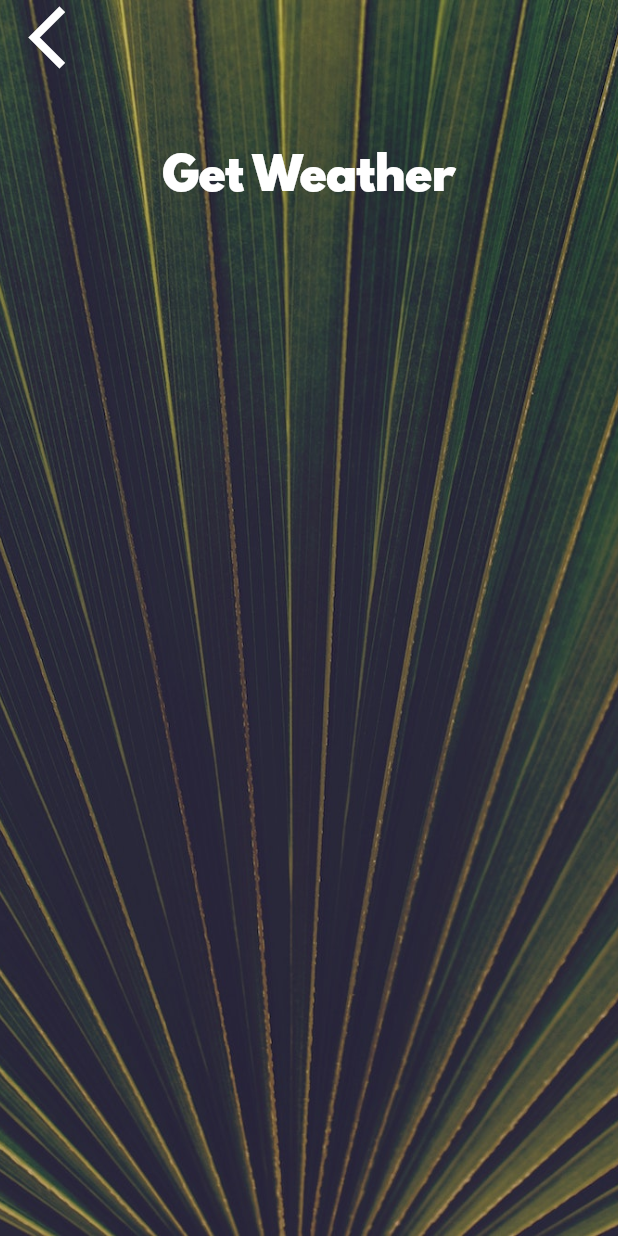
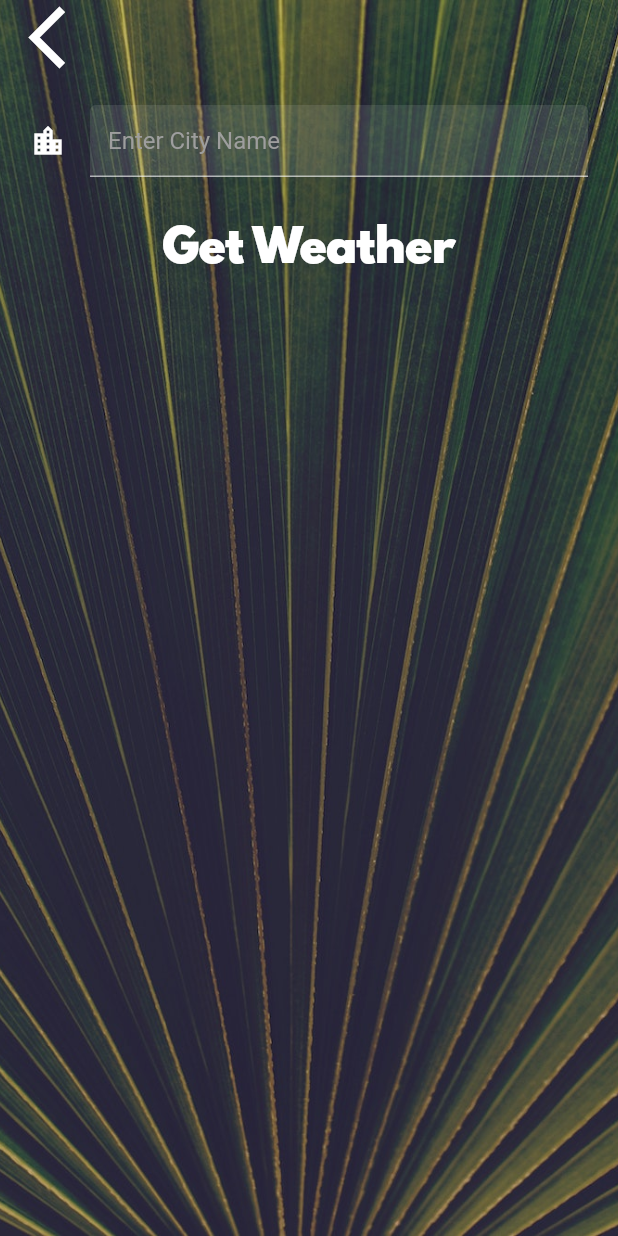
Before and after one commit to lucashsmoraes/clima-flutter, a Flutter app: the CityScreen screen opened directly, on a phone screen of 412 x 824 dp. Run offline on Flutter 3.47's test engine with Material 2 defaults, Android fonts, the phone set to English and light mode, and no system bars; our stand-ins replace flutter_spinkit, geolocator; network calls fail.

Commit message:
add TextField search na tela city_screen

```diff
--- a/lib/screens/city_screen.dart
+++ b/lib/screens/city_screen.dart
@@ -33,7 +33,19 @@ class _CityScreenState extends State<CityScreen> {
               ),
               Container(
                 padding: EdgeInsets.all(20.0),
-                child: null,
+                child: TextField(
+                  decoration: InputDecoration(
+                    filled: true,
+                    icon: Icon(
+                      Icons.location_city,
+                      color: Colors.white,
+                    ),
+                    hintText: 'Enter City Name',
+                    hintStyle: TextStyle(
+                      color: Colors.grey
+                    ),
+                  ),
+                ),
               ),
               FlatButton(
                 onPressed: () {},
```
Also changed, not shown: lib/screens/location_screen.dart (+13 -1 lines).
